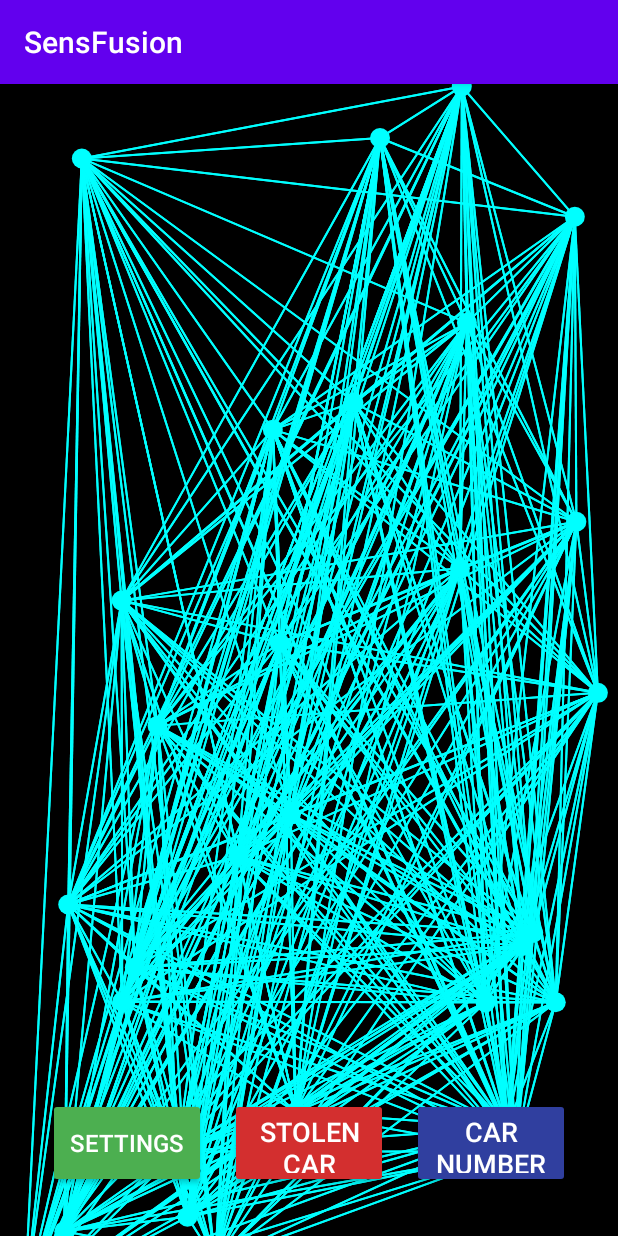
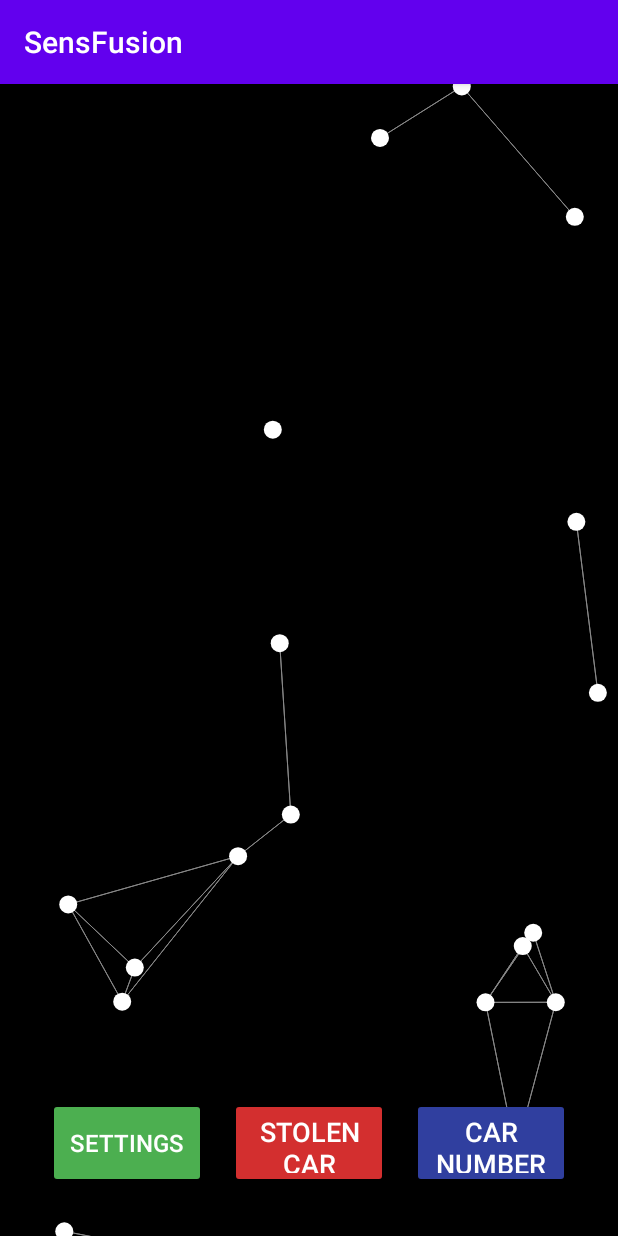
Before and after one commit to slobodinsens/SensFusion, an Android app: the screen it shows after launch (MainActivity), on a phone screen of 412 x 824 dp. Run offline under Robolectric (Android 15) with nearby library versions, the phone set to English and light mode, and no system bars.

Commit message:
Нейроны

```diff
--- a/app/src/main/java/com/example/sensfusion/NeuronsBackgroundView.kt
+++ b/app/src/main/java/com/example/sensfusion/NeuronsBackgroundView.kt
@@ -6,8 +6,7 @@ import android.graphics.Color
 import android.graphics.Paint
 import android.util.AttributeSet
 import android.view.View
-import kotlin.math.cos
-import kotlin.math.sin
+import kotlin.math.sqrt
 import kotlin.random.Random
 
 class NeuronsBackgroundView @JvmOverloads constructor(
@@ -17,32 +16,32 @@ class NeuronsBackgroundView @JvmOverloads constructor(
 ) : View(context, attrs, defStyleAttr) {
 
     private val neurons = mutableListOf<Neuron>()
+    private val random = Random.Default
+
     private val neuronPaint = Paint().apply {
-        color = Color.CYAN
+        color = Color.WHITE
         style = Paint.Style.FILL
         isAntiAlias = true
     }
 
     private val connectionPaint = Paint().apply {
-        color = Color.CYAN
+        color = Color.GRAY
         style = Paint.Style.STROKE
-        strokeWidth = 2f
+        strokeWidth = 1f
         isAntiAlias = true
     }
 
-    private val random = Random.Default
-
     init {
-        generateNeurons(30) // Количество нейронов
+        generateNeurons(20) // Уменьшено количество нейронов
     }
 
     override fun onDraw(canvas: Canvas) {
         super.onDraw(canvas)
 
-        // Рисуем соединения между нейронами
+        // Рисуем соединения между близкими нейронами
         neurons.forEach { neuron1 ->
             neurons.forEach { neuron2 ->
-                if (neuron1 != neuron2) {
+                if (neuron1 != neuron2 && neuron1.isCloseTo(neuron2, 200f)) {
                     canvas.drawLine(
                         neuron1.x,
                         neuron1.y,
@@ -56,7 +55,7 @@ class NeuronsBackgroundView @JvmOverloads constructor(
 
         // Рисуем нейроны
         neurons.forEach { neuron ->
-            canvas.drawCircle(neuron.x, neuron.y, 10f, neuronPaint)
+            canvas.drawCircle(neuron.x, neuron.y, 9f, neuronPaint)
             neuron.updatePosition(width, height)
         }
 
@@ -71,10 +70,10 @@ class NeuronsBackgroundView @JvmOverloads constructor(
         repeat(count) {
             neurons.add(
                 Neuron(
-                    random.nextFloat() * width,
-                    random.nextFloat() * height,
-                    random.nextFloat() * 2 - 1,
-                    random.nextFloat() * 2 - 1
+                    x = random.nextFloat() * width,
+                    y = random.nextFloat() * height,
+                    dx = random.nextFloat() * 2 - 1,
+                    dy = random.nextFloat() * 2 - 1
                 )
             )
         }
@@ -89,5 +88,11 @@ class NeuronsBackgroundView @JvmOverloads constructor(
             if (x <= 0 || x >= screenWidth) dx = -dx
             if (y <= 0 || y >= screenHeight) dy = -dy
         }
+
+        fun isCloseTo(other: Neuron, distance: Float): Boolean {
+            val dx = x - other.x
+            val dy = y - other.y
+            return sqrt(dx * dx + dy * dy) <= distance
+        }
     }
 }
--- a/app/src/main/res/layout/activity_main.xml
+++ b/app/src/main/res/layout/activity_main.xml
@@ -17,8 +17,6 @@
         android:orientation="vertical"
         android:gravity="center"
         android:padding="16dp">
-
-        <!-- Область для логотипа -->
 
         <!-- Пространство между логотипом и кнопками -->
         <Space
```
